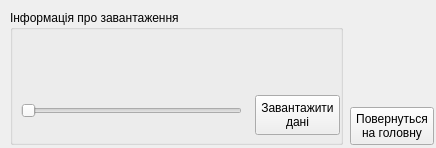
The window that GUI/download_GUI.ui (Kozak228/Randomly-selects-a-character) describes before a commit, drawn with Qt 5.
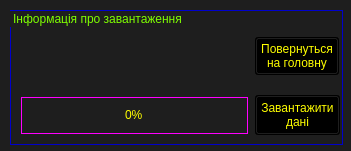
The same window after the commit. Icons and pictures are not drawn.

Commit message: Added logging of errors and writing them to a file. Added window styles

Patch:
```diff
--- a/GUI/download_GUI.ui
+++ b/GUI/download_GUI.ui
@@ -6,8 +6,8 @@
    <rect>
     <x>0</x>
     <y>0</y>
-    <width>436</width>
-    <height>148</height>
+    <width>351</width>
+    <height>151</height>
    </rect>
   </property>
   <property name="windowTitle">
@@ -17,26 +17,51 @@
    <iconset>
     <normaloff>../Img_app/download.ico</normaloff>../Img_app/download.ico</iconset>
   </property>
+  <property name="styleSheet">
+   <string notr="true">QWidget{
+	background-color: #1E1E1E;
+}
+
+QPushButton{
+	background-color: black;
+	color: yellow;
+}
+QPushButton:hover{
+	border: 2px dashed #00FA9A;
+	color: #00FA9A;
+}
+QPushButton:pressed{
+	background-color: #2F4F4F;
+	color: #FF0000;
+	border: 1px dashed #000080;
+}
+QPushButton:disabled{
+	background-color: black;
+	color: #800000;
+	border: none;
+}
+
+QLabel{
+	color: #FF4500;
+}
+
+QGroupBox{
+	backgrond-color: #696969;
+	color: #7FFF00;
+	border: 1px solid #0000CD;
+}
+
+QProgressBar{
+	border: 1px solid #FF00FF;
+	color: #FFFF00;
+	text-align: center;
+}
+QProgressBar:chunk{
+	background-color: green;
+	width: 6px;
+}</string>
+  </property>
   <widget class="QWidget" name="centralwidget">
-   <widget class="QPushButton" name="pushButton_exit">
-    <property name="geometry">
-     <rect>
-      <x>350</x>
-      <y>107</y>
-      <width>84</width>
-      <height>38</height>
-     </rect>
-    </property>
-    <property name="font">
-     <font>
-      <pointsize>9</pointsize>
-     </font>
-    </property>
-    <property name="text">
-     <string>Повернуться
-на головну</string>
-    </property>
-   </widget>
    <widget class="QGroupBox" name="groupBox">
     <property name="geometry">
      <rect>
@@ -52,9 +77,9 @@
     <widget class="QLabel" name="label_download_info">
      <property name="geometry">
       <rect>
-       <x>30</x>
+       <x>14</x>
        <y>30</y>
-       <width>211</width>
+       <width>219</width>
        <height>35</height>
       </rect>
      </property>
@@ -89,20 +114,36 @@
 дані</string>
      </property>
     </widget>
-    <widget class="QSlider" name="horizontalSlider">
+    <widget class="QProgressBar" name="progressBar">
      <property name="geometry">
       <rect>
        <x>11</x>
-       <y>81</y>
-       <width>221</width>
-       <height>40</height>
+       <y>87</y>
+       <width>227</width>
+       <height>37</height>
       </rect>
      </property>
-     <property name="maximum">
-      <number>100</number>
+     <property name="value">
+      <number>0</number>
      </property>
-     <property name="orientation">
-      <enum>Qt::Horizontal</enum>
+    </widget>
+    <widget class="QPushButton" name="pushButton_exit">
+     <property name="geometry">
+      <rect>
+       <x>245</x>
+       <y>27</y>
+       <width>84</width>
+       <height>38</height>
+      </rect>
+     </property>
+     <property name="font">
+      <font>
+       <pointsize>9</pointsize>
+      </font>
+     </property>
+     <property name="text">
+      <string>Повернуться
+на головну</string>
      </property>
     </widget>
    </widget>
```
The commit also changes 12 other files.
